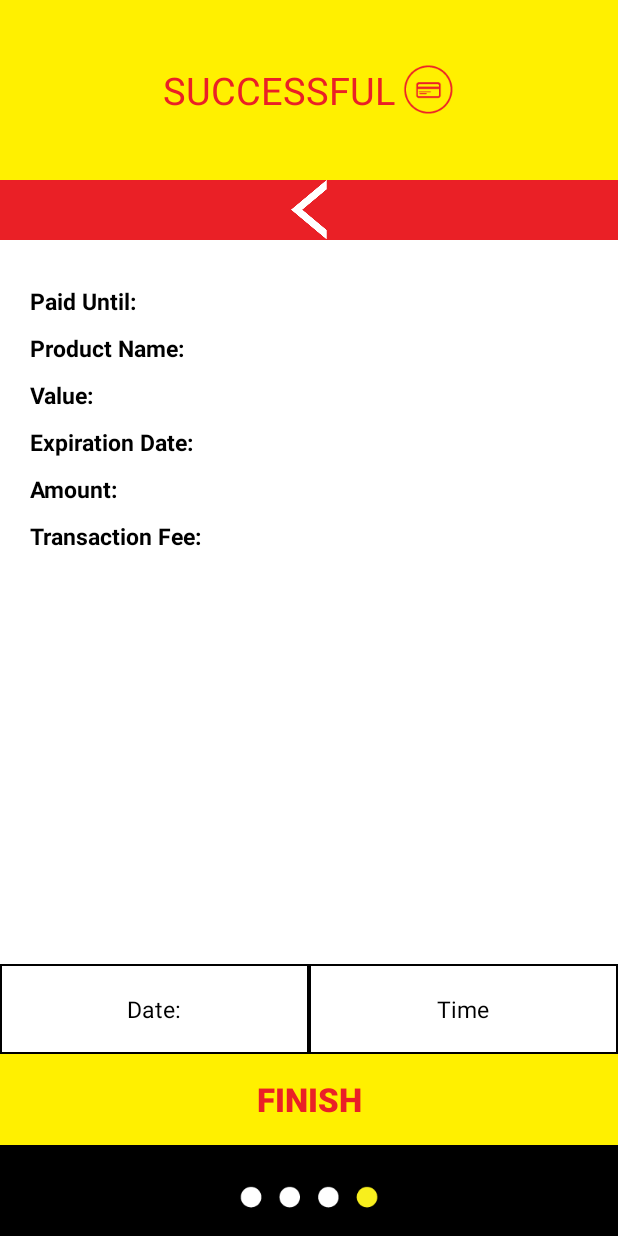
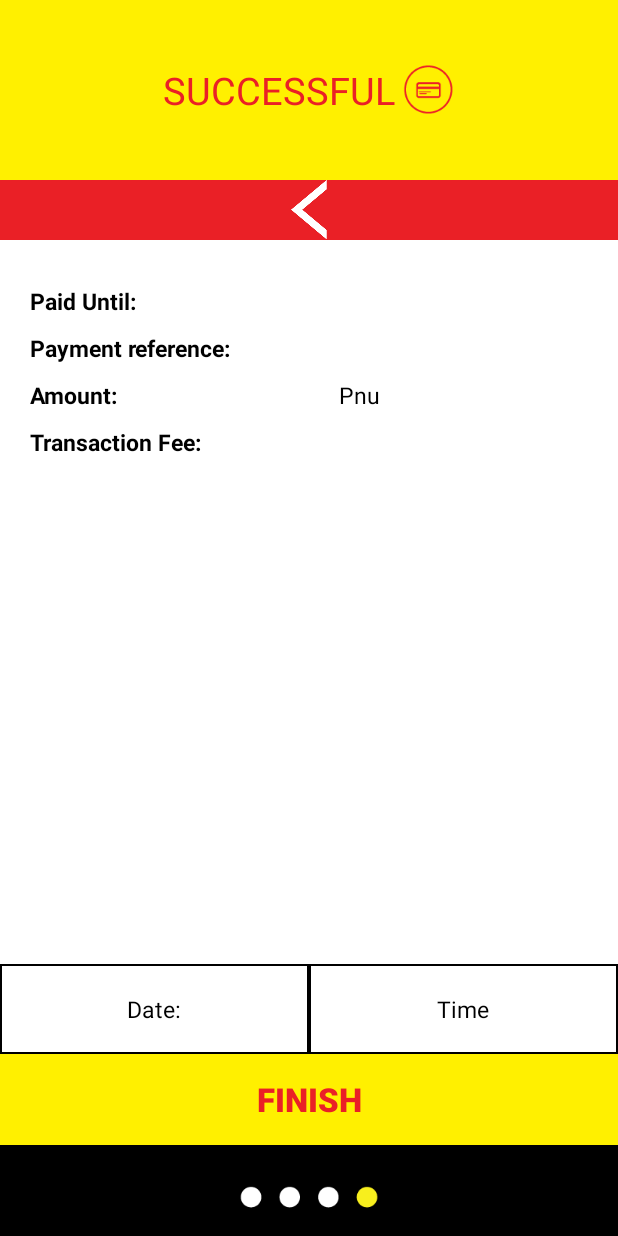
Before and after one commit to gee-whiz/PreampedBw, an Android app: the PoBoxSuccessfull screen opened directly, with no data from a screen before it, on a phone screen of 412 x 824 dp. Run offline under Robolectric (Android 15) with nearby library versions, the phone set to English and light mode, and no system bars; 2 statements that could not run were skipped.

Commit message:
GK-House keeping

```diff
--- a/app/src/main/java/za/co/empirestate/botspost/preamped/ConfirmPurchaseActivity.java
+++ b/app/src/main/java/za/co/empirestate/botspost/preamped/ConfirmPurchaseActivity.java
@@ -81,6 +81,7 @@ public class ConfirmPurchaseActivity extends Activity {
     private String reference = null;
     private String last3Digits;
     private String vatAndLevy;
+    private  String PaidUntil;
     private String costOfUnits;
     private String email,ls_transactionFee;
     private TextView tmeter;
@@ -130,6 +131,9 @@ public class ConfirmPurchaseActivity extends Activity {
             }
             else
                 tmeter.setText("PoBox ID");
+               PaidUntil=  localIntent.getStringExtra("PaidUntil");
+               ls_transactionFee = localIntent.getStringExtra("transactionFee");
+            Log.e(LOG,"george "+PaidUntil + ls_transactionFee);
         }
         if (localIntent.getBooleanExtra("isNew", false))
         {
@@ -687,23 +691,31 @@ public class ConfirmPurchaseActivity extends Activity {
                 try {
                     jsonArray = new JSONArray(response);
                     JSONObject jsonObject = jsonArray.getJSONObject(0);
-                   // String res = jsonObject.getString("response");
+                   String res = jsonObject.getString("Response");
+                    String PaymentReference = jsonObject.getString("PaymentReference");
 
+                    if(res.equalsIgnoreCase("00")){
 
+                        pDialog.dismiss();
+                        Intent intent = new Intent(ConfirmPurchaseActivity.this,PoBoxSuccessfull.class);
+                        intent.putExtra("PaymentReference",PaymentReference);
+                        intent.putExtra("Amount",amount);
+                        intent.putExtra("transactionFee","P"+ls_transactionFee);
+                        Log.e(LOG, "transaction fee" + ls_transactionFee);
+                        intent.putExtra("PaidUntil",PaidUntil);
+
+                        startActivity(intent);
+                    }
+                    else
+                    {
+                        Toast.makeText(getApplicationContext(),"Hi Ed Please check logs ",Toast.LENGTH_LONG).show();
+                        pDialog.dismiss();
+                    }
 
                 } catch (JSONException e) {
                     e.printStackTrace();
                 }
-                if(response.equalsIgnoreCase("00")){
 
-                    pDialog.dismiss();
-                    Toast.makeText(getApplicationContext(),"Success",Toast.LENGTH_LONG).show();
-                }
-                else
-                {
-                    Toast.makeText(getApplicationContext(),"Hi Ed Please check logs ",Toast.LENGTH_LONG).show();
-                    pDialog.dismiss();
-                }
 
             }
 
--- a/app/src/main/java/za/co/empirestate/botspost/preamped/PaymentDetailsActivity.java
+++ b/app/src/main/java/za/co/empirestate/botspost/preamped/PaymentDetailsActivity.java
@@ -13,11 +13,6 @@ import android.widget.EditText;
 import android.widget.ImageButton;
 import android.widget.RadioButton;
 import android.widget.Spinner;
-
-import java.io.UnsupportedEncodingException;
-import java.security.NoSuchAlgorithmException;
-
-import javax.crypto.NoSuchPaddingException;
 
 import za.co.empirestate.botspost.model.Payment;
 import za.co.empirestate.botspost.sqlite.MySQLiteFunctions;
@@ -40,7 +35,7 @@ public class PaymentDetailsActivity extends Activity
   private String month;
   private MySQLiteFunctions mysqliteFunction;
   private Payment payment;
-  private String year,groupId,voucherValue,ls_transactionFee;
+  private String year,groupId,voucherValue,ls_transactionFee,PaidUntil;
 
     protected void onCreate(Bundle paramBundle)
   {
@@ -52,6 +47,8 @@ public class PaymentDetailsActivity extends Activity
      this.groupId = localIntent.getStringExtra("groupId");
       voucherValue = localIntent.getStringExtra("voucherValue");
       ls_transactionFee = localIntent.getStringExtra("transactionFee");
+      PaidUntil =  localIntent.getStringExtra("PaidUntil");
+
     this.mysqliteFunction = new MySQLiteFunctions(this);
     final Spinner spnMonths = (Spinner) findViewById(R.id.month);
     final Spinner spnYears = (Spinner) findViewById(R.id.year);
@@ -174,7 +171,8 @@ public class PaymentDetailsActivity extends Activity
             localIntent.putExtra("meter_number", PaymentDetailsActivity.this.meterNumber);
             localIntent.putExtra("transactionFee", ls_transactionFee);
             Log.d(LOG, "I'm sending this " + ls_transactionFee);
-            localIntent.putExtra("groupId",groupId);
+            localIntent.putExtra("groupId", groupId);
+            localIntent.putExtra("PaidUntil",PaidUntil);
             //Intent encryptIntent = new Intent();
             //encryptIntent.putExtra("card_number",cardNumber);
             //encryptIntent.putExtra("card_cvv",strCvv);
--- a/app/src/main/java/za/co/empirestate/botspost/preamped/PoBoxSuccessfull.java
+++ b/app/src/main/java/za/co/empirestate/botspost/preamped/PoBoxSuccessfull.java
@@ -1,15 +1,100 @@
 package za.co.empirestate.botspost.preamped;
 
 import android.app.Activity;
+import android.content.Intent;
 import android.os.Bundle;
-import android.support.v7.app.ActionBarActivity;
+import android.view.View;
+import android.widget.Button;
+import android.widget.ImageButton;
+import android.widget.TextView;
+
+import java.util.Locale;
 
 public class PoBoxSuccessfull extends Activity {
+
+    TextView  tPaymentReference;
+    TextView  tAmount;
+    TextView  tPaidUntul;
+    TextView  tTransactionFee;
+    String  PaymentReference;
+    String  PaidUntil;
+   Double Amount;
+    String  transactionFee;
+     Button bFinish;
+    ImageButton  back;
+    View  bview;
+
+
+
 
     @Override
     protected void onCreate(Bundle savedInstanceState) {
         super.onCreate(savedInstanceState);
         setContentView(R.layout.activity_po_box_successfull);
+
+
+        setFields();
+        updateFields();
+
+
+
+        bFinish.setOnClickListener(new View.OnClickListener() {
+            @Override
+            public void onClick(View v) {
+                Intent intent = new Intent(PoBoxSuccessfull.this, MainActivity.class);
+                startActivity(intent);
+            }
+        });
+
+
+         back.setOnClickListener(new View.OnClickListener() {
+             @Override
+             public void onClick(View v) {
+                 Intent  intent = new Intent(PoBoxSuccessfull.this,ConfirmPurchaseActivity.class);
+                 startActivity(intent);
+             }
+         });
+        bview.setOnClickListener(new View.OnClickListener() {
+            @Override
+            public void onClick(View v) {
+                Intent  intent = new Intent(PoBoxSuccessfull.this,ConfirmPurchaseActivity.class);
+                startActivity(intent);
+            }
+        });
+
     }
 
+
+    public  void  setFields(){
+
+        tPaymentReference = (TextView)findViewById(R.id.txtPaymentReference);
+        tAmount    =  (TextView)findViewById(R.id.txtAmount);
+        tPaidUntul = (TextView)findViewById(R.id.txtPaid);
+        tTransactionFee   = (TextView)findViewById(R.id.txtaTransactionFee);
+        bFinish = (Button)findViewById(R.id.btn_finish);
+        back = (ImageButton)findViewById(R.id.bck_btn);
+        bview = findViewById(R.id.bview);
+    }
+
+
+
+    public  void   updateFields(){
+        Intent intent = getIntent();
+        PaymentReference =   intent.getStringExtra("PaymentReference");
+        PaidUntil=   intent.getStringExtra("PaidUntil");
+        String tmpAmount = intent.getStringExtra("Amount");
+        transactionFee = intent.getStringExtra("transactionFee");
+
+        tPaymentReference.setText(PaymentReference);
+      Amount  =  Double.parseDouble(tmpAmount);
+
+        tAmount.setText("P" + String.format(Locale.ENGLISH, "%.2f", Amount));
+        tPaidUntul.setText(PaidUntil);
+        tTransactionFee.setText(transactionFee);
+
+
+
+    }
+
+
 }
--- a/app/src/main/java/za/co/empirestate/botspost/preamped/PostBox.java
+++ b/app/src/main/java/za/co/empirestate/botspost/preamped/PostBox.java
@@ -12,6 +12,8 @@ import android.view.LayoutInflater;
 import android.view.View;
 import android.widget.Button;
 import android.widget.TextView;
+
+import java.util.Locale;
 
 import za.co.empirestate.botspost.sqlite.MySQLiteFunctions;
 
@@ -75,6 +77,9 @@ public class PostBox extends Activity {
                     localIntent2.putExtra("meter_number", localIntent.getStringExtra("poboxID"));
                     localIntent2.putExtra("groupId", localIntent.getStringExtra("GroupId"));
                     Log.d(LOG, "group id " + localIntent.getStringExtra("GroupId"));
+                    localIntent2.putExtra("PaidUntil",PaidUntil);
+                    localIntent2.putExtra("transactionfee", TransactionHandle);
+
                     PostBox.this.startActivity(localIntent2);
 
                 }
@@ -118,10 +123,12 @@ public  void  setFields()
         RenewalAmount = localIntent.getStringExtra("RenewalAmount");
         PenaltyAmount = localIntent.getStringExtra("PenaltyAmount");
         TransactionHandle = "11.20";
+        PaidUntil = localIntent.getStringExtra("PaidUntil");
          t =  Double.parseDouble(RenewalAmount);
          pen = Double.parseDouble(TransactionHandle);
          tot = t + pen;
-        total.setText("P" + String.format("%.2f", tot));
+        total.setText("P" + String.format(Locale.ENGLISH, "%.2f", tot));
+
 
 
 
@@ -149,6 +156,9 @@ public  void  setFields()
                 localIntent1.putExtra("isNew", false);
                 localIntent1.putExtra("meter_number", localIntent.getStringExtra("poboxID"));
                 localIntent1.putExtra("groupId",localIntent.getStringExtra("GroupId"));
+                localIntent1.putExtra("PaidUntil",PaidUntil);
+                localIntent1.putExtra("transactionFee",TransactionHandle);
+
                 PostBox.this.startActivity(localIntent1);
                 overridePendingTransition(R.anim.from, R.anim.to);
                 return;
--- a/app/src/main/java/za/co/empirestate/botspost/preamped/SelectPostBox.java
+++ b/app/src/main/java/za/co/empirestate/botspost/preamped/SelectPostBox.java
@@ -6,8 +6,6 @@ import android.app.ProgressDialog;
 import android.content.DialogInterface;
 import android.content.Intent;
 import android.os.Bundle;
-import android.os.Handler;
-import android.support.v7.app.ActionBarActivity;
 import android.util.Log;
 import android.view.LayoutInflater;
 import android.view.View;
@@ -18,7 +16,6 @@ import android.widget.EditText;
 import android.widget.ImageView;
 import android.widget.Spinner;
 import android.widget.TextView;
-import android.widget.Toast;
 
 import com.android.volley.DefaultRetryPolicy;
 import com.android.volley.Response;
@@ -112,7 +109,7 @@ public class SelectPostBox extends Activity    {
     public  void  setFields()
     {
         pobox = (EditText)findViewById(R.id.edtPoBox);
-        back = (View)findViewById(R.id.btnBack);
+        back = findViewById(R.id.btnBack);
         next = (Button)findViewById(R.id.btnNext);
         imgBack = (ImageView)findViewById(R.id.imgBack);
 
@@ -229,7 +226,7 @@ public class SelectPostBox extends Activity    {
                             // setSpinners();
                              Intent intent = new Intent(SelectPostBox.this, PostBox.class);
                              intent.putExtra("HolderType", poboxObj.getHolderType());
-                             intent.putExtra("Name", selectedPostBox);
+                             intent.putExtra("Name", Name);
                              intent.putExtra("Size", poboxObj.getSize());
                              intent.putExtra("PaidUntil", poboxObj.getPaidUntil());
                              intent.putExtra("Status", poboxObj.getStatus());
--- a/app/src/main/res/layout-sw480dp/activity_po_box_successfull.xml
+++ b/app/src/main/res/layout-sw480dp/activity_po_box_successfull.xml
@@ -17,6 +17,7 @@
             android:textSize="25.0sp" />
     </FrameLayout>
     <LinearLayout
+        android:id="@+id/bview"
         android:layout_width="fill_parent"
         android:layout_height="0.0dip"
         android:layout_weight="0.05"
@@ -53,7 +54,7 @@
                     android:layout_width="wrap_content"
                     android:layout_height="wrap_content"
                     android:layout_marginTop="10dp"
-                    android:text="Serial Number:"
+                    android:text="Paid Until:"
                     android:textColor="#ff000000"
                     android:textSize="15.0sp"
                     android:textStyle="bold"
@@ -65,29 +66,12 @@
                     android:layout_marginRight="10dp"
                     android:layout_marginTop="10dp"
                     android:layout_weight="1"
-                    android:text="Product Name:"
-                    android:textColor="#ff000000"
-                    android:textSize="15.0sp"
-                    android:textStyle="bold"/>
-                <TextView
-                    android:layout_width="wrap_content"
-                    android:layout_height="wrap_content"
-                    android:layout_marginRight="80dp"
-                    android:layout_marginTop="10dp"
-                    android:text="Value:"
+                    android:text="Payment reference:"
                     android:textColor="#ff000000"
                     android:textSize="15.0sp"
                     android:textStyle="bold"/>
 
-                <TextView
-                    android:layout_width="wrap_content"
-                    android:layout_height="wrap_content"
-                    android:layout_marginRight="20dp"
-                    android:layout_marginTop="10dp"
-                    android:text="Expiration Date:"
-                    android:textColor="#ff000000"
-                    android:textSize="15.0sp"
-                    android:textStyle="bold"/>
+
                 <TextView
                     android:layout_width="wrap_content"
                     android:layout_height="wrap_content"
@@ -136,7 +120,7 @@
 
                 <TextView
 
-                    android:id="@+id/txtProductName"
+                    android:id="@+id/txtPaymentReference"
                     android:layout_width="wrap_content"
                     android:layout_height="wrap_content"
                     android:layout_marginTop="10dp"
@@ -145,26 +129,6 @@
                     android:textSize="15.0sp" />
 
 
-
-                <TextView
-                    android:id="@+id/txtValue"
-                    android:layout_width="wrap_content"
-                    android:layout_height="wrap_content"
-                    android:layout_marginTop="10dp"
-                    android:text=""
-                    android:textColor="#ff000000"
-                    android:textSize="15.0sp" />
-
-
-
-                <TextView
-                    android:id="@+id/txtExpDate"
-                    android:layout_width="wrap_content"
-                    android:layout_height="wrap_content"
-                    android:layout_marginTop="10dp"
-                    android:text=""
-                    android:textColor="#ff000000"
-                    android:textSize="15.0sp" />
 
                 <TextView
                     android:id="@+id/txtAmount"
@@ -194,24 +158,7 @@
             android:layout_gravity="center"
             android:layout_marginTop="15dp"
             android:orientation="vertical">
-            <TextView
-                android:layout_width="wrap_content"
-                android:layout_height="wrap_content"
-                android:layout_gravity="center"
-                android:text="Activation Number"
-                android:textColor="#ff000000"
-                android:textSize="15.0sp"
-                android:textStyle="bold" />
-            <TextView
-                android:id="@+id/txtActivationNumber"
-                android:layout_width="wrap_content"
-                android:layout_height="wrap_content"
-                android:layout_gravity="center"
-                android:layout_marginTop="10dp"
-                android:text="0000 0000 0000"
-                android:textColor="#ff000000"
-                android:textSize="17.0sp"
-                android:textStyle="bold"/>
+
 
         </LinearLayout>
     </LinearLayout>
--- a/app/src/main/res/layout-sw480dp/activity_select_post_box.xml
+++ b/app/src/main/res/layout-sw480dp/activity_select_post_box.xml
@@ -60,7 +60,7 @@
             android:layout_marginRight="45.0dip"
             android:background="@drawable/text_box_bg"
             android:hint="Enter Po Box Number"
-            android:inputType="text" android:paddingLeft="3.0dip"/>
+            android:inputType="textPhonetic" android:paddingLeft="3.0dip"/>
 
 
 
--- a/app/src/main/res/layout-sw600dp/activity_select_post_box.xml
+++ b/app/src/main/res/layout-sw600dp/activity_select_post_box.xml
@@ -59,7 +59,7 @@
             android:layout_marginRight="45.0dip"
             android:background="@drawable/text_box_bg"
            android:hint="Enter Po Box Number"
-            android:inputType="text" android:paddingLeft="3.0dip"/>
+            android:inputType="textPhonetic" android:paddingLeft="3.0dip"/>
 
 
 
--- a/app/src/main/res/layout-sw720dp/activity_po_box_successfull.xml
+++ b/app/src/main/res/layout-sw720dp/activity_po_box_successfull.xml
@@ -17,6 +17,7 @@
             android:textSize="25.0sp" />
     </FrameLayout>
     <LinearLayout
+        android:id="@+id/bview"
         android:layout_width="fill_parent"
         android:layout_height="0.0dip"
         android:layout_weight="0.05"
@@ -53,7 +54,7 @@
                     android:layout_width="wrap_content"
                     android:layout_height="wrap_content"
                     android:layout_marginTop="10dp"
-                    android:text="Serial Number:"
+                    android:text="Paid Until:"
                     android:textColor="#ff000000"
                     android:textSize="15.0sp"
                     android:textStyle="bold"
@@ -65,29 +66,12 @@
                     android:layout_marginRight="10dp"
                     android:layout_marginTop="10dp"
                     android:layout_weight="1"
-                    android:text="Product Name:"
-                    android:textColor="#ff000000"
-                    android:textSize="15.0sp"
-                    android:textStyle="bold"/>
-                <TextView
-                    android:layout_width="wrap_content"
-                    android:layout_height="wrap_content"
-                    android:layout_marginRight="80dp"
-                    android:layout_marginTop="10dp"
-                    android:text="Value:"
+                    android:text="Payment reference:"
                     android:textColor="#ff000000"
                     android:textSize="15.0sp"
                     android:textStyle="bold"/>
 
-                <TextView
-                    android:layout_width="wrap_content"
-                    android:layout_height="wrap_content"
-                    android:layout_marginRight="20dp"
-                    android:layout_marginTop="10dp"
-                    android:text="Expiration Date:"
-                    android:textColor="#ff000000"
-                    android:textSize="15.0sp"
-                    android:textStyle="bold"/>
+
                 <TextView
                     android:layout_width="wrap_content"
                     android:layout_height="wrap_content"
@@ -136,7 +120,7 @@
 
                 <TextView
 
-                    android:id="@+id/txtProductName"
+                    android:id="@+id/txtPaymentReference"
                     android:layout_width="wrap_content"
                     android:layout_height="wrap_content"
                     android:layout_marginTop="10dp"
@@ -145,26 +129,6 @@
                     android:textSize="15.0sp" />
 
 
-
-                <TextView
-                    android:id="@+id/txtValue"
-                    android:layout_width="wrap_content"
-                    android:layout_height="wrap_content"
-                    android:layout_marginTop="10dp"
-                    android:text=""
-                    android:textColor="#ff000000"
-                    android:textSize="15.0sp" />
-
-
-
-                <TextView
-                    android:id="@+id/txtExpDate"
-                    android:layout_width="wrap_content"
-                    android:layout_height="wrap_content"
-                    android:layout_marginTop="10dp"
-                    android:text=""
-                    android:textColor="#ff000000"
-                    android:textSize="15.0sp" />
 
                 <TextView
                     android:id="@+id/txtAmount"
@@ -194,24 +158,7 @@
             android:layout_gravity="center"
             android:layout_marginTop="15dp"
             android:orientation="vertical">
-            <TextView
-                android:layout_width="wrap_content"
-                android:layout_height="wrap_content"
-                android:layout_gravity="center"
-                android:text="Activation Number"
-                android:textColor="#ff000000"
-                android:textSize="15.0sp"
-                android:textStyle="bold" />
-            <TextView
-                android:id="@+id/txtActivationNumber"
-                android:layout_width="wrap_content"
-                android:layout_height="wrap_content"
-                android:layout_gravity="center"
-                android:layout_marginTop="10dp"
-                android:text="0000 0000 0000"
-                android:textColor="#ff000000"
-                android:textSize="17.0sp"
-                android:textStyle="bold"/>
+
 
         </LinearLayout>
     </LinearLayout>
--- a/app/src/main/res/layout-v14/activity_select_post_box.xml
+++ b/app/src/main/res/layout-v14/activity_select_post_box.xml
@@ -60,7 +60,7 @@
             android:layout_marginRight="45.0dip"
             android:background="@drawable/text_box_bg"
              android:hint="Enter Po Box Number"
-            android:inputType="text" android:paddingLeft="3.0dip"/>
+            android:inputType="textPhonetic" android:paddingLeft="3.0dip"/>
 
 
 
--- a/app/src/main/res/layout/activity_po_box_successfull.xml
+++ b/app/src/main/res/layout/activity_po_box_successfull.xml
@@ -17,6 +17,7 @@
             android:textSize="25.0sp" />
     </FrameLayout>
     <LinearLayout
+        android:id="@+id/bview"
         android:layout_width="fill_parent"
         android:layout_height="0.0dip"
         android:layout_weight="0.05"
@@ -65,29 +66,13 @@
                     android:layout_marginRight="10dp"
                     android:layout_marginTop="10dp"
                     android:layout_weight="1"
-                    android:text="Product Name:"
-                    android:textColor="#ff000000"
-                    android:textSize="15.0sp"
-                    android:textStyle="bold"/>
-                <TextView
-                    android:layout_width="wrap_content"
-                    android:layout_height="wrap_content"
-                    android:layout_marginRight="80dp"
-                    android:layout_marginTop="10dp"
-                    android:text="Value:"
+                    android:text="Payment reference:"
                     android:textColor="#ff000000"
                     android:textSize="15.0sp"
                     android:textStyle="bold"/>
 
-                <TextView
-                    android:layout_width="wrap_content"
-                    android:layout_height="wrap_content"
-                    android:layout_marginRight="20dp"
-                    android:layout_marginTop="10dp"
-                    android:text="Expiration Date:"
-                    android:textColor="#ff000000"
-                    android:textSize="15.0sp"
-                    android:textStyle="bold"/>
+
+
                 <TextView
                     android:layout_width="wrap_content"
                     android:layout_height="wrap_content"
@@ -123,7 +108,7 @@
                 android:orientation="vertical"
                 android:padding="10dp">
                 <TextView
-                    android:id="@+id/txtSerial"
+                    android:id="@+id/txtPaid"
                     android:layout_width="wrap_content"
                     android:layout_height="wrap_content"
                     android:layout_marginTop="10dp"
@@ -136,7 +121,7 @@
 
                 <TextView
 
-                    android:id="@+id/txtProductName"
+                    android:id="@+id/txtPaymentReference"
                     android:layout_width="wrap_content"
                     android:layout_height="wrap_content"
                     android:layout_marginTop="10dp"
@@ -144,27 +129,6 @@
                     android:textColor="#ff000000"
                     android:textSize="15.0sp" />
 
-
-
-                <TextView
-                    android:id="@+id/txtValue"
-                    android:layout_width="wrap_content"
-                    android:layout_height="wrap_content"
-                    android:layout_marginTop="10dp"
-                    android:text=""
-                    android:textColor="#ff000000"
-                    android:textSize="15.0sp" />
-
-
-
-                <TextView
-                    android:id="@+id/txtExpDate"
-                    android:layout_width="wrap_content"
-                    android:layout_height="wrap_content"
-                    android:layout_marginTop="10dp"
-                    android:text=""
-                    android:textColor="#ff000000"
-                    android:textSize="15.0sp" />
 
                 <TextView
                     android:id="@+id/txtAmount"
--- a/app/src/main/res/layout/activity_select_post_box.xml
+++ b/app/src/main/res/layout/activity_select_post_box.xml
@@ -62,7 +62,7 @@
            android:layout_marginRight="45.0dip"
            android:background="@drawable/text_box_bg"
            android:hint="Enter Po Box Number"
-           android:inputType="text" android:paddingLeft="3.0dip"/>
+           android:inputType="textPhonetic" android:paddingLeft="3.0dip"/>
 
 
     </LinearLayout>
```
Also changed, not shown: 1 other file.
